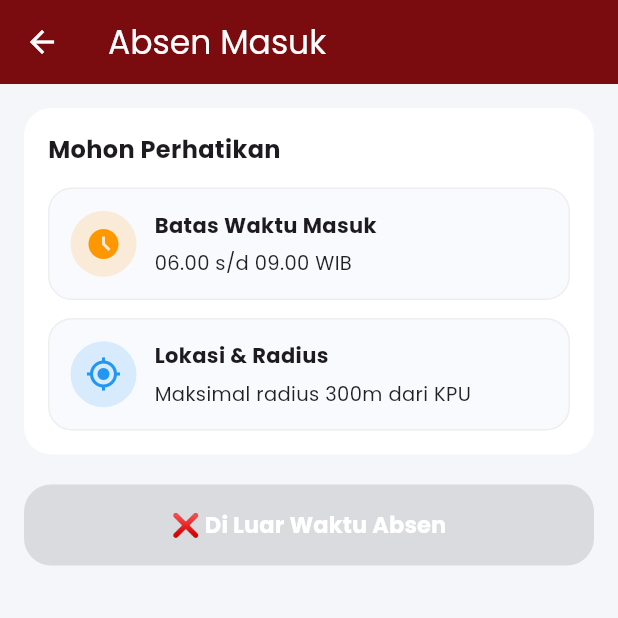
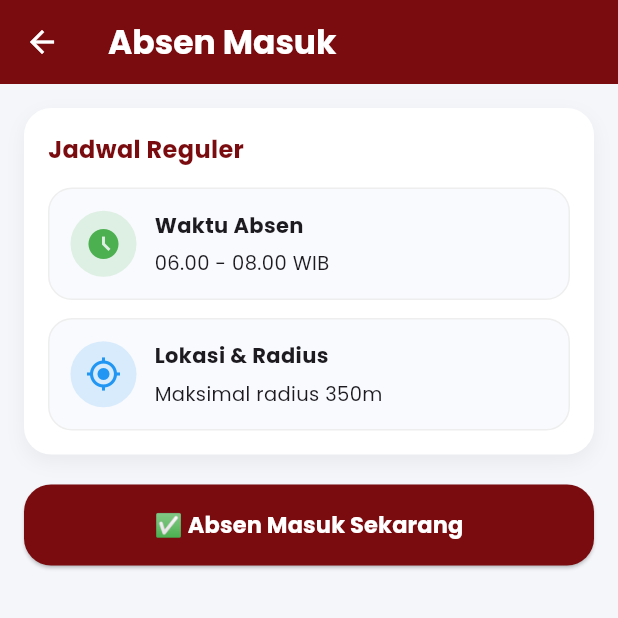
Before and after one commit to bondanchuk/absenkpukepri, a Flutter app: the HomePage screen opened directly with empty values, after a tap on the "logout" icon, after a tap on "Absen Masuk", on a phone screen of 412 x 824 dp, the top half of it. Run offline on Flutter 3.47's test engine with Material 3 defaults, Android fonts, the phone set to English and light mode, and no system bars; our stand-ins replace cloud_firestore, firebase_auth, firebase_core, flutter_image_compress, geolocator, google_fonts and 2 more; accounts and stored records are empty.

Commit message:
Update v.3.0

```diff
--- a/lib/checkin_page.dart
+++ b/lib/checkin_page.dart
@@ -29,7 +29,7 @@ class _CheckInPageState extends State<CheckInPage> {
   // Koordinat Kantor
   final double officeLat = 0.8969112;
   final double officeLng = 104.4773251;
-  final double radiusMeters = 300;
+  final double radiusMeters = 350; // ✅ Diubah menjadi 350m
 
   @override
   void initState() {
@@ -41,84 +41,53 @@ class _CheckInPageState extends State<CheckInPage> {
   Future<void> _fetchUserData() async {
     try {
       final doc = await FirebaseFirestore.instance
-          .collection('users')
+          .collection("users")
           .doc(widget.nip)
           .get();
       if (doc.exists) {
-        String pos = (doc.data()?['positions'] ?? "").toString().toLowerCase();
-        bool sec =
-            pos.contains('security') ||
-            pos.contains('satpam') ||
-            pos.contains('keamanan');
-
-        setState(() {
-          _isSecurity = sec;
-          if (sec) selectedShift = "Shift 1"; // Default awal
-        });
+        final data = doc.data()!;
+        final posisi = data["positions"]?.toString().toLowerCase() ?? "";
+        if (posisi.contains("satpam") || posisi.contains("security")) {
+          _isSecurity = true;
+          // Set default shift ke Shift 1 agar dropdown ada nilai awal
+          selectedShift = "Shift 1";
+        }
       }
     } catch (e) {
-      debugPrint("Error fetching user: $e");
+      debugPrint("Gagal mengambil data jabatan: $e");
     } finally {
-      setState(() => _isLoadingData = false);
+      setState(() {
+        _isLoadingData = false;
+      });
     }
   }
 
-  bool get isFriday {
-    return DateTime.now().weekday == DateTime.friday;
+  // Cek jika Security, dan belum jam absen sesuai shift
+  bool isSecurityAndOutsideShift() {
+    if (!_isSecurity || selectedShift == null) return false;
+
+    final now = DateTime.now();
+    // Jam 06.00 - 08.00 pagi
+    if (selectedShift == "Shift 1") {
+      return now.hour < 6 || now.hour >= 8;
+    }
+    // Jam 14.00 - 16.00 sore
+    if (selectedShift == "Shift 2") {
+      return now.hour < 14 || now.hour >= 16;
+    }
+    // Jam 22.00 - 23.59 malam
+    if (selectedShift == "Shift 3") {
+      return now.hour < 22; // Asumsi maksimal 23:59 tidak perlu batas atas jam
     }
 
-  // ✅ CEK BELUM WAKTUNYA
-  bool isTooEarly() {
-    final now = DateTime.now();
-    if (_isSecurity) {
-      if (selectedShift == "Shift 1")
-        return now.isBefore(DateTime(now.year, now.month, now.day, 6, 0));
-      if (selectedShift == "Shift 2")
-        return now.isBefore(DateTime(now.year, now.month, now.day, 14, 0));
-      if (selectedShift == "Shift 3")
-        return now.isBefore(DateTime(now.year, now.month, now.day, 22, 0));
-    }
-    return now.isBefore(
-      DateTime(now.year, now.month, now.day, 6, 0),
-    ); // Pegawai Biasa
-  }
-
-  // ✅ CEK TERLAMBAT
-  bool isLate() {
-    final now = DateTime.now();
-    if (_isSecurity) {
-      if (selectedShift == "Shift 1")
-        return now.isAfter(DateTime(now.year, now.month, now.day, 8, 30));
-      if (selectedShift == "Shift 2")
-        return now.isAfter(DateTime(now.year, now.month, now.day, 15, 30));
-      if (selectedShift == "Shift 3")
-        return false; // Karena batasnya 23:59, hari ini tidak mungkin lewat 23:59
-    }
-    return now.isAfter(
-      DateTime(now.year, now.month, now.day, 9, 0),
-    ); // Pegawai Biasa
-  }
-
-  String todayDocId() {
-    final now = DateTime.now();
-    return "${widget.nip}_${DateFormat("yyyyMMdd").format(now)}";
+    return false;
   }
 
   Future<void> checkIn() async {
-    if (isTooEarly()) {
+    if (isSecurityAndOutsideShift()) {
       ScaffoldMessenger.of(context).showSnackBar(
         const SnackBar(
-          content: Text("⏳ Belum waktunya absen masuk."),
-          backgroundColor: Colors.orange,
-        ),
-      );
-      return;
-    }
-    if (isLate()) {
-      ScaffoldMessenger.of(context).showSnackBar(
-        const SnackBar(
-          content: Text("❌ Batas waktu absen masuk telah berakhir."),
-          backgroundColor: Colors.red,
+          content: Text("❌ Anda tidak bisa absen di luar jam shift."),
         ),
       );
       return;
@@ -127,67 +96,81 @@ class _CheckInPageState extends State<CheckInPage> {
     setState(() => _loading = true);
 
     try {
+      bool isFriday = DateTime.now().weekday == DateTime.friday;
+      bool isWfh = isFriday; // WFH jika hari Jumat
+
+      double lat = 0.0;
+      double lng = 0.0;
+      double dist = 0.0;
+
+      // ✅ Lakukan pengecekan GPS HANYA JIKA BUKAN WFH (Selain Jumat)
+      // Jika WFH, sistem tidak akan menyalakan/memeriksa GPS
+      if (!isWfh) {
         final pos = await LocationService.getCurrentPosition();
-      final dist = LocationService.distanceInMeters(
+        dist = LocationService.distanceInMeters(
           pos.latitude,
           pos.longitude,
           officeLat,
           officeLng,
         );
 
-      setState(() {
-        debugInfo =
-            "Distance: ${dist.toStringAsFixed(1)} m\nMocked: ${pos.isMocked}";
-      });
-
-      if (pos.accuracy > 25)
-        throw Exception("Akurasi GPS terlalu buruk. Coba di tempat terbuka.");
+        if (pos.accuracy > 25) throw Exception("Akurasi GPS terlalu buruk.");
         if (pos.isMocked) throw Exception("Fake GPS terdeteksi.");
 
-      bool isWfhValid = isFriday && !_isSecurity;
-      if (!isWfhValid && dist > radiusMeters) {
+        if (dist > radiusMeters) {
           throw Exception(
-          "Di luar area kantor.\nJarak Anda: ${dist.toStringAsFixed(1)} m",
+            "Anda berada di luar area kantor.\nJarak Anda: ${dist.toStringAsFixed(1)} meter",
           );
+        }
+
+        lat = pos.latitude;
+        lng = pos.longitude;
       }
 
       final picker = ImagePicker();
       final picked = await picker.pickImage(
         source: ImageSource.camera,
         preferredCameraDevice: CameraDevice.front,
-        imageQuality: 100,
+        imageQuality: 100, // Menjaga kualitas terbaik dari kamera
       );
-      if (picked == null) throw Exception("Selfie wajib untuk absen masuk.");
+      if (picked == null) throw Exception("Selfie wajib untuk absen.");
 
-      final original = File(picked.path);
-      setState(() => selfiePreview = original);
+      final originalFile = File(picked.path);
+      setState(() => selfiePreview = originalFile);
 
-      final compressed = await CloudinaryService.compressTo200KB(original);
-      if (compressed == null) throw Exception("Gagal compress foto.");
+      // ✅ COMPRESS GAMBAR SEBELUM UPLOAD
+      final compressedFile = await CloudinaryService.compressTo200KB(
+        originalFile,
+      );
+      if (compressedFile == null) {
+        throw Exception("Gagal mengompres gambar.");
+      }
 
-      final selfieUrl = await CloudinaryService.uploadImage(compressed);
+      final selfieUrl = await CloudinaryService.uploadImage(compressedFile);
+
       final now = DateTime.now();
-      final docId = todayDocId();
-
+      final docId = "${widget.nip}_${DateFormat("yyyyMMdd").format(now)}";
       final docRef = FirebaseFirestore.instance
           .collection("attendance")
           .doc(docId);
-      final snapshot = await docRef.get();
-      if (snapshot.exists && snapshot.data()?["checkInTime"] != null) {
-        throw Exception("Kamu sudah absen masuk hari ini ✅");
+
+      final existingDoc = await docRef.get();
+      if (existingDoc.exists && existingDoc.data()?['checkInTime'] != null) {
+        throw Exception("Anda sudah absen masuk hari ini.");
       }
 
       await docRef.set({
         "nip": widget.nip,
         "date": DateFormat("yyyy-MM-dd").format(now),
         "checkInTime": now.toIso8601String(),
-        "checkInLat": pos.latitude,
-        "checkInLng": pos.longitude,
+        "checkInLat": lat,
+        "checkInLng": lng,
         "distanceIn": dist,
+        "workMode": isWfh ? "WFH" : "WFO",
         "checkInSelfieUrl": selfieUrl,
-        "workMode": isWfhValid ? "WFH" : "WFO",
-        "shift": _isSecurity ? selectedShift : "Non-Shift",
-        "status": "valid",
+        "shift": _isSecurity
+            ? selectedShift
+            : "Non-Shift", // Simpan shift jika security
         "createdAt": FieldValue.serverTimestamp(),
       }, SetOptions(merge: true));
 
@@ -197,21 +180,10 @@ class _CheckInPageState extends State<CheckInPage> {
       ).showSnackBar(const SnackBar(content: Text("✅ Absen masuk berhasil")));
       Navigator.pop(context);
     } catch (e) {
-      ScaffoldMessenger.of(
-        context,
-      ).showSnackBar(SnackBar(content: Text("❌ $e")));
+      ScaffoldMessenger.of(context).showSnackBar(SnackBar(content: Text("$e")));
     } finally {
       setState(() => _loading = false);
     }
-  }
-
-  String getTimeInfoText() {
-    if (_isSecurity) {
-      if (selectedShift == "Shift 1") return "06.00 s/d 08.30 WIB";
-      if (selectedShift == "Shift 2") return "14.00 s/d 15.30 WIB";
-      if (selectedShift == "Shift 3") return "22.00 s/d 23.59 WIB";
-    }
-    return "06.00 s/d 09.00 WIB";
   }
 
   Widget infoBox(String title, String value, IconData icon, Color color) {
@@ -242,10 +214,7 @@ class _CheckInPageState extends State<CheckInPage> {
                   ),
                 ),
                 const SizedBox(height: 6),
-                Text(
-                  value,
-                  style: const TextStyle(fontSize: 13, color: Colors.black87),
-                ),
+                Text(value, style: const TextStyle(fontSize: 13)),
               ],
             ),
           ),
@@ -264,106 +233,121 @@ class _CheckInPageState extends State<CheckInPage> {
       );
     }
 
-    final bool cannotAbsen = isTooEarly() || isLate();
+    bool isFriday = DateTime.now().weekday == DateTime.friday;
+    bool isWfh = isFriday;
+
+    bool cannotAbsen = isSecurityAndOutsideShift();
 
     return Scaffold(
       backgroundColor: const Color(0xFFF4F6FA),
       appBar: AppBar(
+        title: const Text(
+          "Absen Masuk",
+          style: TextStyle(fontWeight: FontWeight.bold),
+        ),
         backgroundColor: const Color(0xFF7A0C10),
         foregroundColor: Colors.white,
-        title: const Text("Absen Masuk"),
+        elevation: 0,
       ),
       body: SingleChildScrollView(
         padding: const EdgeInsets.all(16),
         child: Column(
           children: [
-            if (_isSecurity) ...[
             Container(
               padding: const EdgeInsets.all(16),
               decoration: BoxDecoration(
                 color: Colors.white,
                 borderRadius: BorderRadius.circular(18),
-                  border: Border.all(
-                    color: const Color(0xFF7A0C10),
-                    width: 1.5,
+                boxShadow: [
+                  BoxShadow(
+                    color: Colors.black.withOpacity(0.05),
+                    blurRadius: 10,
+                    offset: const Offset(0, 5),
                   ),
+                ],
               ),
               child: Column(
                 crossAxisAlignment: CrossAxisAlignment.start,
                 children: [
-                    const Text(
-                      "Pilih Shift Anda",
-                      style: TextStyle(
+                  Text(
+                    _isSecurity ? "Jadwal Shift" : "Jadwal Reguler",
+                    style: const TextStyle(
+                      fontSize: 16,
                       fontWeight: FontWeight.bold,
-                        fontSize: 16,
                       color: Color(0xFF7A0C10),
                     ),
                   ),
-                    const SizedBox(height: 10),
-                    DropdownButtonFormField<String>(
+                  const SizedBox(height: 14),
+
+                  // ✅ Jika Security, tampilkan Dropdown Shift
+                  if (_isSecurity) ...[
+                    Container(
+                      padding: const EdgeInsets.symmetric(horizontal: 12),
+                      decoration: BoxDecoration(
+                        color: const Color(0xFFF8FAFD),
+                        borderRadius: BorderRadius.circular(12),
+                        border: Border.all(color: Colors.grey.shade300),
+                      ),
+                      child: DropdownButtonHideUnderline(
+                        child: DropdownButton<String>(
+                          isExpanded: true,
                           value: selectedShift,
-                      decoration: InputDecoration(
-                        border: OutlineInputBorder(
-                          borderRadius: BorderRadius.circular(12),
-                        ),
-                        contentPadding: const EdgeInsets.symmetric(
-                          horizontal: 16,
-                          vertical: 12,
-                        ),
+                          icon: const Icon(
+                            Icons.arrow_drop_down,
+                            color: Color(0xFF7A0C10),
                           ),
                           items: ["Shift 1", "Shift 2", "Shift 3"]
                               .map(
-                            (s) => DropdownMenuItem(
-                              value: s,
+                                (shift) => DropdownMenuItem(
+                                  value: shift,
                                   child: Text(
-                                s,
+                                    shift,
                                     style: const TextStyle(
-                                  fontWeight: FontWeight.w600,
+                                      fontWeight: FontWeight.bold,
                                     ),
                                   ),
                                 ),
                               )
                               .toList(),
-                      onChanged: (val) => setState(() => selectedShift = val),
-                    ),
-                  ],
+                          onChanged: (val) {
+                            setState(() {
+                              selectedShift = val;
+                            });
+                          },
                         ),
                       ),
-              const SizedBox(height: 20),
-            ],
-            Container(
-              padding: const EdgeInsets.all(16),
-              decoration: BoxDecoration(
-                color: Colors.white,
-                borderRadius: BorderRadius.circular(18),
-              ),
-              child: Column(
-                crossAxisAlignment: CrossAxisAlignment.start,
-                children: [
-                  const Text(
-                    "Mohon Perhatikan",
-                    style: TextStyle(fontSize: 16, fontWeight: FontWeight.bold),
                     ),
                     const SizedBox(height: 14),
                     infoBox(
-                    "Batas Waktu Masuk",
-                    getTimeInfoText(),
+                      "Waktu Shift",
+                      selectedShift == "Shift 1"
+                          ? "06.00 - 08.00 WIB"
+                          : selectedShift == "Shift 2"
+                          ? "14.00 - 16.00 WIB"
+                          : "22.00 - 23.59 WIB",
                       Icons.access_time_filled,
-                    cannotAbsen ? Colors.orange : Colors.green,
+                      cannotAbsen ? Colors.red : Colors.green,
                     ),
+                  ] else ...[
+                    // Jika Reguler, hanya tampilkan teks tanpa dropdown
+                    infoBox(
+                      "Waktu Absen",
+                      "06.00 - 08.00 WIB",
+                      Icons.access_time_filled,
+                      Colors.green,
+                    ),
+                  ],
+
                   const SizedBox(height: 12),
                   infoBox(
-                    isFriday && !_isSecurity
-                        ? "Mode WFH Aktif"
-                        : "Lokasi & Radius",
-                    isFriday && !_isSecurity
-                        ? "Hari Jumat: WFH Diizinkan"
-                        : "Maksimal radius 300m dari KPU",
-                    isFriday && !_isSecurity
-                        ? Icons.home_work
-                        : Icons.my_location,
+                    isWfh ? "Mode WFH Aktif" : "Lokasi & Radius",
+                    isWfh
+                        ? "Radius bebas"
+                        : "Maksimal radius 350m", // ✅ Tulisan disesuaikan
+                    isWfh ? Icons.home_work : Icons.my_location,
                     Colors.blue,
                   ),
+
                   if (selfiePreview != null) ...[
                     const SizedBox(height: 16),
                     ClipRRect(
--- a/lib/home_page.dart
+++ b/lib/home_page.dart
@@ -161,7 +161,6 @@ class _HomePageState extends State<HomePage> {
             }
           }
 
-          // ✅ LOGIKA JAM UNTUK TOMBOL DINAMIS
           int currentHour = DateTime.now().hour;
           bool isTimeForCheckout = currentHour >= 15;
           bool isTimeForReport = currentHour >= 17;
@@ -178,12 +177,17 @@ class _HomePageState extends State<HomePage> {
             slivers: [
               SliverAppBar(
                 pinned: true,
-                expandedHeight: 140,
+                expandedHeight: 115, // ✅ Dikecilkan dari 140 menjadi 115
                 backgroundColor: const Color(0xFF7A0C10),
                 automaticallyImplyLeading: false,
                 flexibleSpace: FlexibleSpaceBar(
                   background: Padding(
-                    padding: const EdgeInsets.fromLTRB(20, 50, 10, 10),
+                    padding: const EdgeInsets.fromLTRB(
+                      20,
+                      40,
+                      10,
+                      10,
+                    ), // ✅ Padding atas disesuaikan
                     child: Row(
                       crossAxisAlignment: CrossAxisAlignment.start,
                       children: [
@@ -198,18 +202,18 @@ class _HomePageState extends State<HomePage> {
                                   color: Colors.white70,
                                 ),
                               ),
-                              const SizedBox(height: 2),
                               Text(
                                 widget.name.toUpperCase(),
                                 style: const TextStyle(
-                                  fontSize: 18,
+                                  fontSize:
+                                      17, // ✅ Sedikit disesuaikan agar proporsional
                                   fontWeight: FontWeight.bold,
                                   color: Colors.white,
                                 ),
                                 maxLines: 1,
                                 overflow: TextOverflow.ellipsis,
                               ),
-                              const SizedBox(height: 4),
+                              const SizedBox(height: 2), // ✅ Spasi dirapatkan
                               StreamBuilder<DocumentSnapshot>(
                                 stream: userRef.snapshots(),
                                 builder: (context, userSnap) {
@@ -225,7 +229,7 @@ class _HomePageState extends State<HomePage> {
                                   return Text(
                                     jabatan,
                                     style: const TextStyle(
-                                      fontSize: 13,
+                                      fontSize: 12,
                                       fontWeight: FontWeight.w500,
                                       color: Colors.white70,
                                     ),
@@ -234,13 +238,13 @@ class _HomePageState extends State<HomePage> {
                                   );
                                 },
                               ),
-                              const SizedBox(height: 8),
+                              const SizedBox(height: 6), // ✅ Spasi dirapatkan
                               Row(
                                 children: [
                                   Text(
                                     todayLabel(),
                                     style: const TextStyle(
-                                      fontSize: 12,
+                                      fontSize: 11,
                                       color: Colors.white54,
                                     ),
                                   ),
@@ -257,7 +261,7 @@ class _HomePageState extends State<HomePage> {
                                     child: Text(
                                       "$_currentTime WIB",
                                       style: const TextStyle(
-                                        fontSize: 11,
+                                        fontSize: 10,
                                         fontWeight: FontWeight.bold,
                                         color: Colors.white,
                                         letterSpacing: 1,
@@ -278,7 +282,6 @@ class _HomePageState extends State<HomePage> {
                   ),
                 ),
               ),
-
               SliverToBoxAdapter(
                 child: Padding(
                   padding: const EdgeInsets.fromLTRB(16, 16, 16, 30),
@@ -337,7 +340,6 @@ class _HomePageState extends State<HomePage> {
                         ),
                       ),
                       const SizedBox(height: 16),
-
                       _premiumCard(
                         child: Padding(
                           padding: const EdgeInsets.all(16),
@@ -376,7 +378,6 @@ class _HomePageState extends State<HomePage> {
                                     child: PremiumMenuButton(
                                       icon: Icons.logout,
                                       label: "Absen Pulang",
-                                      // ✅ Bisa diklik jika: (Belum pulang) DAN (Sudah masuk ATAU sudah jam 15.00)
                                       enabled:
                                           !sudahPulang &&
                                           (sudahMasuk || isTimeForCheckout),
@@ -405,7 +406,6 @@ class _HomePageState extends State<HomePage> {
                                           : (isTimeForReport
                                                 ? "Isi sekarang (Lupa pulang)"
                                                 : "Isi setelah pulang")),
-                                // ✅ Bisa diklik jika: (Belum report) DAN (Sudah pulang ATAU sudah jam 17.00)
                                 enabled:
                                     !sudahReport &&
                                     (sudahPulang || isTimeForReport),
@@ -427,7 +427,6 @@ class _HomePageState extends State<HomePage> {
                         ),
                       ),
                       const SizedBox(height: 16),
-
                       _menuWideButton(
                         icon: Icons.history,
                         label: "Riwayat Absensi",
--- a/lib/report_page.dart
+++ b/lib/report_page.dart
@@ -97,6 +97,8 @@ class _ReportPageState extends State<ReportPage> {
       await docRef.set({
         "nip": widget.nip,
         "date": DateFormat("yyyy-MM-dd").format(now),
+        "reportSubmitted":
+            true, // ✅ KEMBALI DITAMBAHKAN SESUAI VERSI SEBELUMNYA
         "performanceReport": {
           "tasks": tasksController.text.trim(),
           "notes": notesController.text.trim(),
```
Also changed, not shown: lib/checkout_page.dart (+32 -19 lines). Lines whose indentation alone changed are shown as unchanged.
